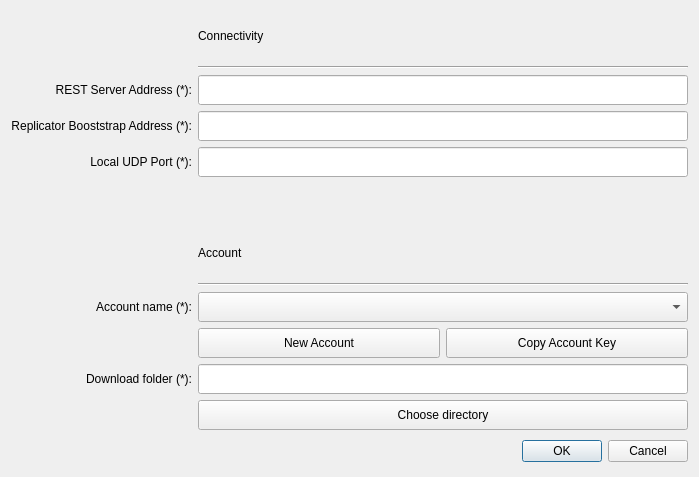
Old version of the form UserApp/SettingsDialog.ui in the repository proximax-storage/cpp-xpx-storage-user-app.
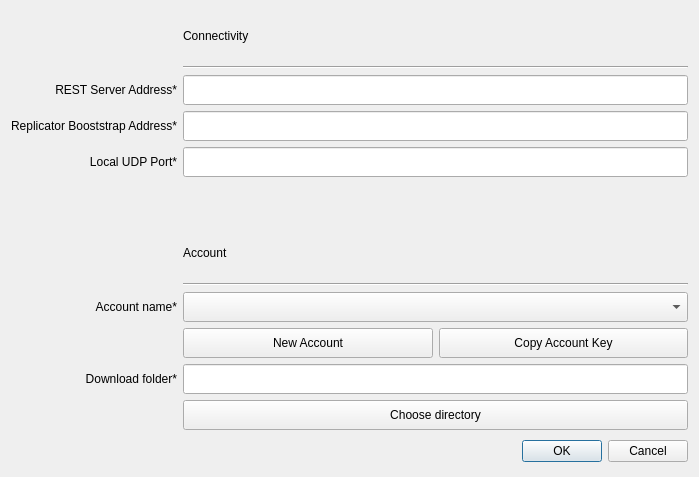
New version of the form.

```diff
--- a/UserApp/SettingsDialog.ui
+++ b/UserApp/SettingsDialog.ui
@@ -19,7 +19,7 @@
      <item row="9" column="0">
       <widget class="QLabel" name="label_4">
        <property name="text">
-        <string>Account name (*):</string>
+        <string>Account name*</string>
        </property>
        <property name="alignment">
         <set>Qt::AlignRight|Qt::AlignTrailing|Qt::AlignVCenter</set>
@@ -46,7 +46,7 @@
      <item row="11" column="0">
       <widget class="QLabel" name="label_5">
        <property name="text">
-        <string>Download folder (*):</string>
+        <string>Download folder*</string>
        </property>
        <property name="alignment">
         <set>Qt::AlignRight|Qt::AlignTrailing|Qt::AlignVCenter</set>
@@ -56,7 +56,7 @@
      <item row="4" column="0">
       <widget class="QLabel" name="label_2">
        <property name="text">
-        <string>Replicator Booststrap Address (*):</string>
+        <string>Replicator Booststrap Address*</string>
        </property>
        <property name="alignment">
         <set>Qt::AlignRight|Qt::AlignTrailing|Qt::AlignVCenter</set>
@@ -248,7 +248,7 @@
      <item row="3" column="0">
       <widget class="QLabel" name="label">
        <property name="text">
-        <string>REST Server Address (*):</string>
+        <string>REST Server Address*</string>
        </property>
        <property name="alignment">
         <set>Qt::AlignRight|Qt::AlignTrailing|Qt::AlignVCenter</set>
@@ -274,7 +274,7 @@
      <item row="5" column="0">
       <widget class="QLabel" name="label_3">
        <property name="text">
-        <string>Local UDP Port (*):</string>
+        <string>Local UDP Port*</string>
        </property>
        <property name="alignment">
         <set>Qt::AlignRight|Qt::AlignTrailing|Qt::AlignVCenter</set>
```
